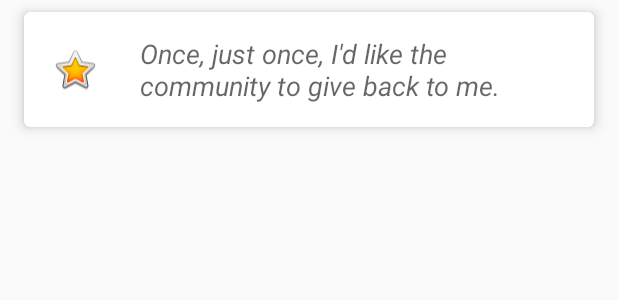
After one commit to nareddyt/Xposed-BootDetector, an Android app: the layout view_app.xml on its own in the app's theme, with its tools: preview values and no code run, on a phone screen of 412 x 824 dp. The commit adds this screen. Shown: the top 300 px of the screen. Run offline under Robolectric (Android 15) with nearby library versions, the phone set to English and light mode, and no system bars.

Commit message:
Added in layout files needed for the recycler view of startup apps.

```diff
--- a/app/build.gradle
+++ b/app/build.gradle
@@ -8,8 +8,8 @@ android {
         applicationId "com.tejasvinareddy.xposed.bootdetector"
         minSdkVersion 15
         targetSdkVersion 23
-        versionCode 2
-        versionName "1.1.0"
+        versionCode 3
+        versionName "1.1.1"
     }
     buildTypes {
         release {
--- a/app/src/main/java/com/tejasvinareddy/xposed/bootdetector/Main.java
+++ b/app/src/main/java/com/tejasvinareddy/xposed/bootdetector/Main.java
@@ -8,7 +8,7 @@ import java.util.HashMap;
 import java.util.Map;
 
 public class Main implements IXposedHookLoadPackage {
-    private Map<String, Integer> bootCountMap = new HashMap<>();
+    private static Map<String, Integer> bootCountMap = new HashMap<>();
 
     @Override
     public void handleLoadPackage(XC_LoadPackage.LoadPackageParam lpparam)
--- a/app/src/main/java/com/tejasvinareddy/xposed/bootdetector/activity/ListActivity.java
+++ b/app/src/main/java/com/tejasvinareddy/xposed/bootdetector/activity/ListActivity.java
@@ -9,7 +9,7 @@ public class ListActivity extends AppCompatActivity {
     @Override
     protected void onCreate(Bundle savedInstanceState) {
         super.onCreate(savedInstanceState);
-        setContentView(R.layout.activity_main);
+        setContentView(R.layout.activity_main_list);
 
         // TODO
     }
--- /dev/null
+++ b/app/src/main/res/layout/view_app.xml
@@ -0,0 +1,45 @@
+<?xml version="1.0" encoding="utf-8"?>
+<!--TODO-->
+<LinearLayout
+        xmlns:android="http://schemas.android.com/apk/res/android"
+        xmlns:card_view="http://schemas.android.com/apk/res-auto"
+        android:layout_width="match_parent"
+        android:layout_height="wrap_content">
+
+    <android.support.v7.widget.CardView
+            android:layout_width="fill_parent"
+            android:layout_height="wrap_content"
+            android:layout_gravity="center"
+            android:layout_marginBottom="8dp"
+            android:layout_marginLeft="16dp"
+            android:layout_marginRight="16dp"
+            android:layout_marginTop="8dp"
+            card_view:cardCornerRadius="4dp"
+            card_view:cardElevation="5dp">
+
+        <LinearLayout
+                android:layout_width="match_parent"
+                android:layout_height="match_parent"
+                android:padding="8dp"
+                android:orientation="horizontal">
+
+            <ImageView android:id="@+id/app_image"
+                       android:layout_width="wrap_content"
+                       android:layout_height="match_parent"
+                       android:layout_margin="10dp"
+                       android:src="@android:drawable/btn_star_big_on"/>
+
+            <TextView
+                    android:id="@+id/app_name"
+                    android:layout_width="wrap_content"
+                    android:layout_height="wrap_content"
+                    android:layout_marginLeft="10dp"
+                    android:padding="7dp"
+                    android:text="Once, just once, I&apos;d like the community to give back to me."
+                    android:textAppearance="?android:attr/textAppearanceMedium"
+                    android:textStyle="italic"/>
+
+        </LinearLayout>
+    </android.support.v7.widget.CardView>
+
+</LinearLayout>
```
Also changed, not shown: app/src/main/res/layout/activity_main.xml (deleted, +0 -16 lines), app/src/main/res/layout/activity_main_list.xml (added, +28 -0 lines).
